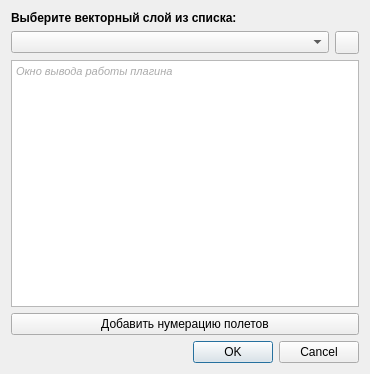
vedmitt/Argest, file tools/numit_plugin.ui: the form before one commit.
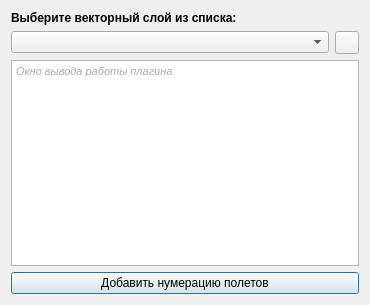
The form after the commit. Icons and pictures are not drawn.

```diff
--- a/tools/numit_plugin.ui
+++ b/tools/numit_plugin.ui
@@ -7,7 +7,7 @@
     <x>0</x>
     <y>0</y>
     <width>370</width>
-    <height>374</height>
+    <height>305</height>
    </rect>
   </property>
   <property name="windowTitle">
@@ -74,16 +74,6 @@
        </property>
       </widget>
      </item>
-     <item>
-      <widget class="QDialogButtonBox" name="buttonBox">
-       <property name="orientation">
-        <enum>Qt::Horizontal</enum>
-       </property>
-       <property name="standardButtons">
-        <set>QDialogButtonBox::Cancel|QDialogButtonBox::Ok</set>
-       </property>
-      </widget>
-     </item>
     </layout>
    </item>
   </layout>
```
Left out of the diff: 35 changed lines with no effect on the pictures.
